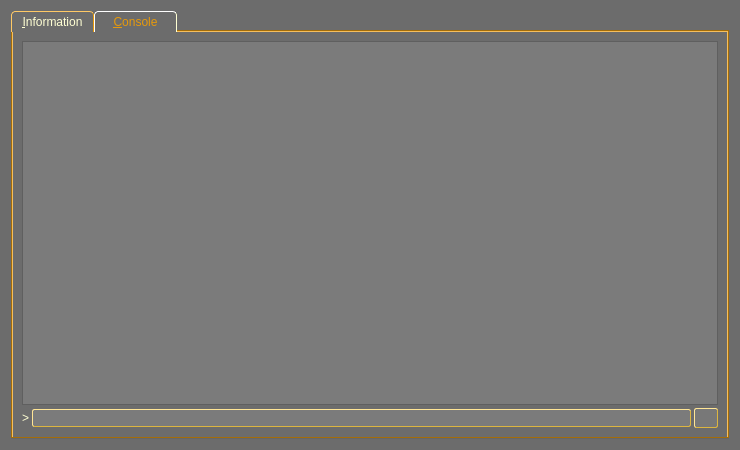
First picture: the form in src/qt/forms/rpcconsole.ui, repository xming/carpediemcoin, before the edit.
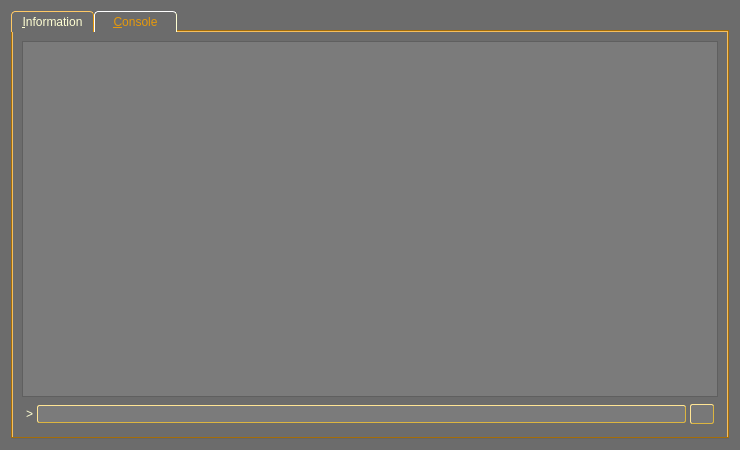
Second picture: the form after the edit. The open tabs and pages were chosen to show the change. Icons and pictures are not drawn.

Commit message: Tweak clean icon position for OSX

```diff
--- a/src/qt/forms/rpcconsole.ui
+++ b/src/qt/forms/rpcconsole.ui
@@ -418,7 +418,19 @@
        <item>
         <layout class="QHBoxLayout" name="horizontalLayout">
          <property name="spacing">
-          <number>3</number>
+          <number>4</number>
+         </property>
+         <property name="leftMargin">
+          <number>4</number>
+         </property>
+         <property name="topMargin">
+          <number>4</number>
+         </property>
+         <property name="rightMargin">
+          <number>4</number>
+         </property>
+         <property name="bottomMargin">
+          <number>4</number>
          </property>
          <item>
           <widget class="QLabel" name="label">
@@ -445,6 +457,9 @@
            <property name="toolTip">
             <string>Clear console</string>
            </property>
+           <property name="layoutDirection">
+            <enum>Qt::LeftToRight</enum>
+           </property>
            <property name="styleSheet">
             <string notr="true">background-color: #787878; color: #FFFFD3; border-style:outset; border-color: #dcb540; border-width: 1px; border-radius: 2px; padding: 2px</string>
            </property>
@@ -461,6 +476,9 @@
            <property name="autoDefault">
             <bool>false</bool>
            </property>
+           <property name="flat">
+            <bool>false</bool>
+           </property>
           </widget>
          </item>
         </layout>
```
Left out of the diff: 2 changed lines with no effect on the pictures.
